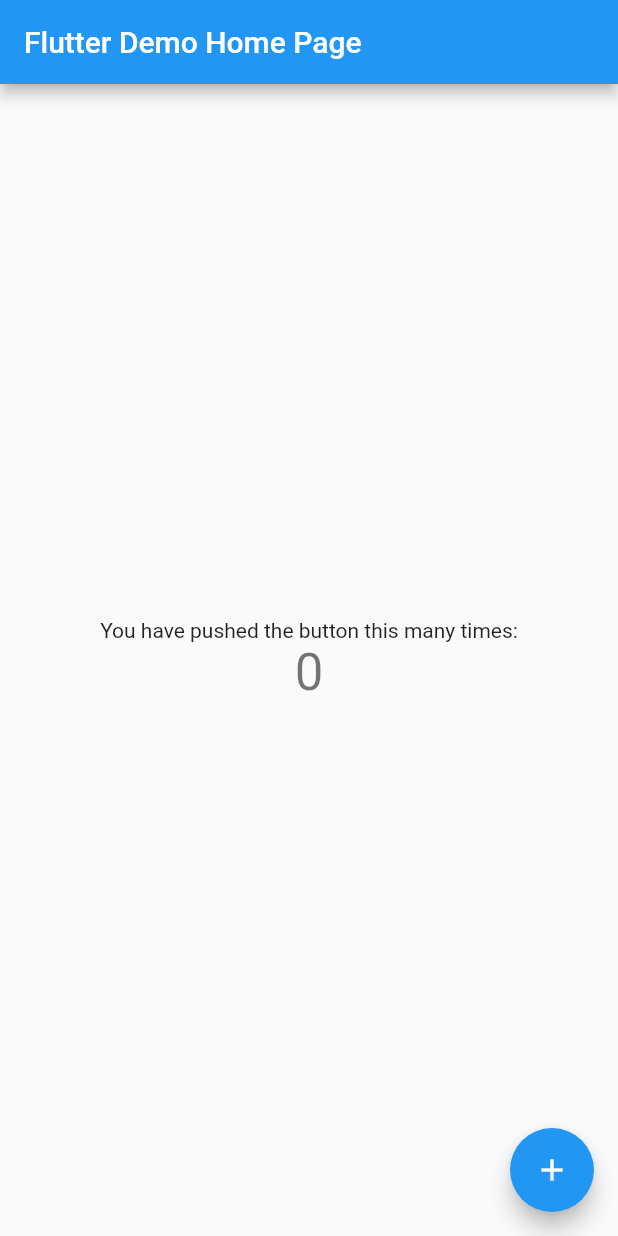
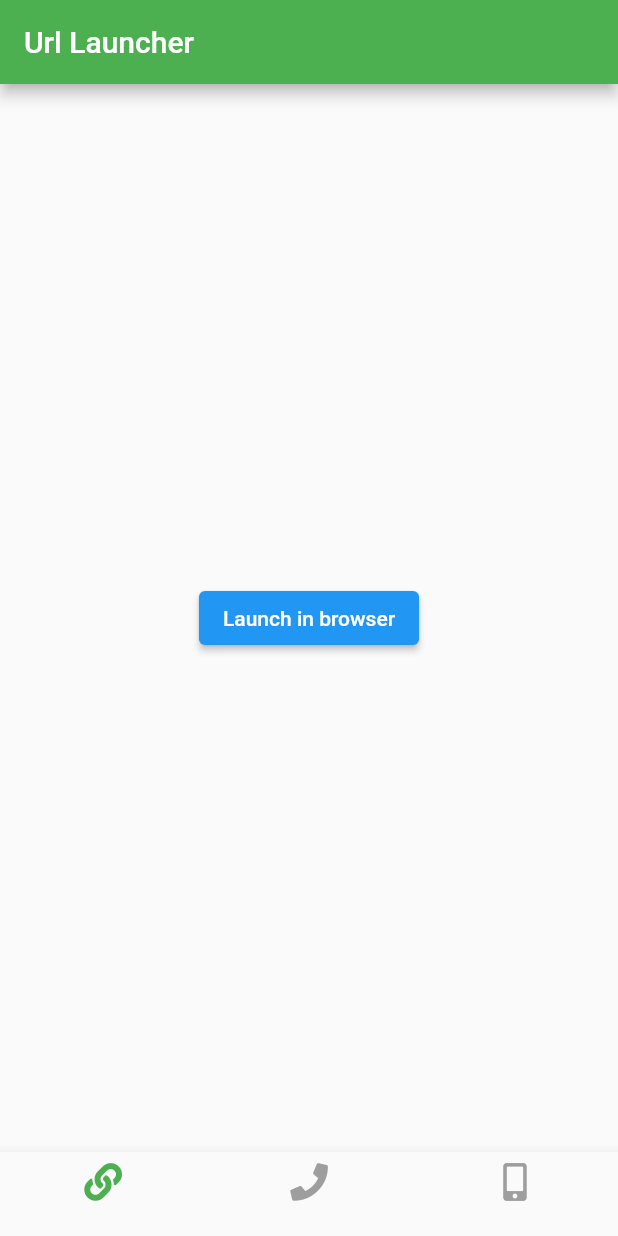
Before and after one commit to aravind-b-dev/url-launcher, a Flutter app: the screen it shows after launch, on a phone screen of 412 x 824 dp. Run offline on Flutter 3.47's test engine with Material 2 defaults, Android fonts, the phone set to English and light mode, and no system bars; our stand-ins replace font_awesome_flutter.

Commit message:
url in browser, phone and inside the app

```diff
--- a/lib/main.dart
+++ b/lib/main.dart
@@ -1,115 +1,87 @@
+
+import 'dart:async';
 import 'package:flutter/material.dart';
+import 'package:font_awesome_flutter/font_awesome_flutter.dart';
+import 'package:url_launch/phone_no.dart';
+import 'package:url_launch/url_in_app.dart';
+import 'package:url_launch/web_url.dart';
+import 'package:url_launcher/link.dart';
+import 'package:url_launcher/url_launcher.dart';
 
 void main() {
-  runApp(const MyApp());
+  runApp(MyApp());
 }
 
 class MyApp extends StatelessWidget {
-  const MyApp({Key? key}) : super(key: key);
-
-  // This widget is the root of your application.
   @override
   Widget build(BuildContext context) {
     return MaterialApp(
-      title: 'Flutter Demo',
-      theme: ThemeData(
-        // This is the theme of your application.
-        //
-        // Try running your application with "flutter run". You'll see the
-        // application has a blue toolbar. Then, without quitting the app, try
-        // changing the primarySwatch below to Colors.green and then invoke
-        // "hot reload" (press "r" in the console where you ran "flutter run",
-        // or simply save your changes to "hot reload" in a Flutter IDE).
-        // Notice that the counter didn't reset back to zero; the application
-        // is not restarted.
-        primarySwatch: Colors.blue,
-      ),
-      home: const MyHomePage(title: 'Flutter Demo Home Page'),
+      title: 'URL Launcher',
+      home: MyHomePage(),
+      debugShowCheckedModeBanner: false,
     );
   }
 }
 
 class MyHomePage extends StatefulWidget {
-  const MyHomePage({Key? key, required this.title}) : super(key: key);
-
-  // This widget is the home page of your application. It is stateful, meaning
-  // that it has a State object (defined below) that contains fields that affect
-  // how it looks.
-
-  // This class is the configuration for the state. It holds the values (in this
-  // case the title) provided by the parent (in this case the App widget) and
-  // used by the build method of the State. Fields in a Widget subclass are
-  // always marked "final".
-
-  final String title;
 
   @override
-  State<MyHomePage> createState() => _MyHomePageState();
+  _MyHomePageState createState() => _MyHomePageState();
 }
 
 class _MyHomePageState extends State<MyHomePage> {
-  int _counter = 0;
-
-  void _incrementCounter() {
-    setState(() {
-      // This call to setState tells the Flutter framework that something has
-      // changed in this State, which causes it to rerun the build method below
-      // so that the display can reflect the updated values. If we changed
-      // _counter without calling setState(), then the build method would not be
-      // called again, and so nothing would appear to happen.
-      _counter++;
-    });
-  }
+  final List<Widget> _children = [
+    WebUrl(),
+    PhoneNo(),
+    UrlInsideApp(),
+  ];
+  int selectedIndex = 0;
 
   @override
   Widget build(BuildContext context) {
-    // This method is rerun every time setState is called, for instance as done
-    // by the _incrementCounter method above.
-    //
-    // The Flutter framework has been optimized to make rerunning build methods
-    // fast, so that you can just rebuild anything that needs updating rather
-    // than having to individually change instances of widgets.
     return Scaffold(
-      appBar: AppBar(
-        // Here we take the value from the MyHomePage object that was created by
-        // the App.build method, and use it to set our appbar title.
-        title: Text(widget.title),
+      appBar : AppBar(
+        title: Text("Url Launcher"),
+        backgroundColor: Colors.green,
       ),
-      body: Center(
-        // Center is a layout widget. It takes a single child and positions it
-        // in the middle of the parent.
-        child: Column(
-          // Column is also a layout widget. It takes a list of children and
-          // arranges them vertically. By default, it sizes itself to fit its
-          // children horizontally, and tries to be as tall as its parent.
-          //
-          // Invoke "debug painting" (press "p" in the console, choose the
-          // "Toggle Debug Paint" action from the Flutter Inspector in Android
-          // Studio, or the "Toggle Debug Paint" command in Visual Studio Code)
-          // to see the wireframe for each widget.
-          //
-          // Column has various properties to control how it sizes itself and
-          // how it positions its children. Here we use mainAxisAlignment to
-          // center the children vertically; the main axis here is the vertical
-          // axis because Columns are vertical (the cross axis would be
-          // horizontal).
-          mainAxisAlignment: MainAxisAlignment.center,
-          children: <Widget>[
-            const Text(
-              'You have pushed the button this many times:',
+      body :
+      _children[selectedIndex],
+        bottomNavigationBar: BottomNavigationBar(
+          type: BottomNavigationBarType.fixed,
+          selectedItemColor: Colors.green,
+          unselectedItemColor: Colors.grey,
+          // selectedLabelStyle: labelTextStyle,
+          // unselectedLabelStyle: labelTextStyle,
+          items:  const <BottomNavigationBarItem>[
+            BottomNavigationBarItem(
+              icon: FaIcon(
+                FontAwesomeIcons.link,
+                size: 25,
+              ),
+              label: '',
             ),
-            Text(
-              '$_counter',
-              style: Theme.of(context).textTheme.headline4,
+            BottomNavigationBarItem(
+              icon: FaIcon(
+                FontAwesomeIcons.phone,
+                size: 25,
+              ),
+              label: '',
+            ),
+            BottomNavigationBarItem(
+              icon: FaIcon(
+                FontAwesomeIcons.mobileAlt,
+                size: 25,
+              ),
+              label: '',
             ),
           ],
-        ),
-      ),
-      floatingActionButton: FloatingActionButton(
-        onPressed: _incrementCounter,
-        tooltip: 'Increment',
-        child: const Icon(Icons.add),
-      ), // This trailing comma makes auto-formatting nicer for build methods.
+          currentIndex: selectedIndex,
+          onTap: (index) {
+            setState(() {
+              selectedIndex = index;
+            });
+          },
+        )
     );
   }
 }
--- /dev/null
+++ b/lib/web_url.dart
@@ -0,0 +1,46 @@
+
+import 'package:flutter/material.dart';
+import 'package:url_launcher/url_launcher.dart';
+
+class WebUrl extends StatefulWidget {
+  const WebUrl({Key? key}) : super(key: key);
+
+  @override
+  _WebUrlState createState() => _WebUrlState();
+}
+
+class _WebUrlState extends State<WebUrl> {
+   String toLaunch = 'https://www.google.com/';
+
+  Future<void>? _launched;
+
+  Future<void> _launchInBrowser(String url) async {
+    if (!await launch(
+      url,
+      forceSafariVC: false,
+      forceWebView: false,
+      headers: <String, String>{'my_header_key': 'my_header_value'},
+    )) {
+      throw 'Could not launch $url';
+    }
+  }
+
+  @override
+  Widget build(BuildContext context) {
+    return Container(
+      width: double.infinity,
+      child: Column(
+        crossAxisAlignment: CrossAxisAlignment.center,
+        mainAxisAlignment: MainAxisAlignment.center,
+        children: [
+          ElevatedButton(
+            onPressed: () => setState(() {
+              _launched = _launchInBrowser(toLaunch);
+            }),
+            child: const Text('Launch in browser'),
+          ),
+        ],
+      ),
+    );
+  }
+}
--- a/pubspec.yaml
+++ b/pubspec.yaml
@@ -35,6 +35,7 @@ dependencies:
   # Use with the CupertinoIcons class for iOS style icons.
   cupertino_icons: ^1.0.2
   url_launcher: ^6.0.15
+  font_awesome_flutter: ^9.1.0
 
 dev_dependencies:
   flutter_test:
```
Also changed, not shown: lib/phone_no.dart (added, +68 -0 lines), lib/url_in_app.dart (added, +45 -0 lines), pubspec.lock, 1 other file.
